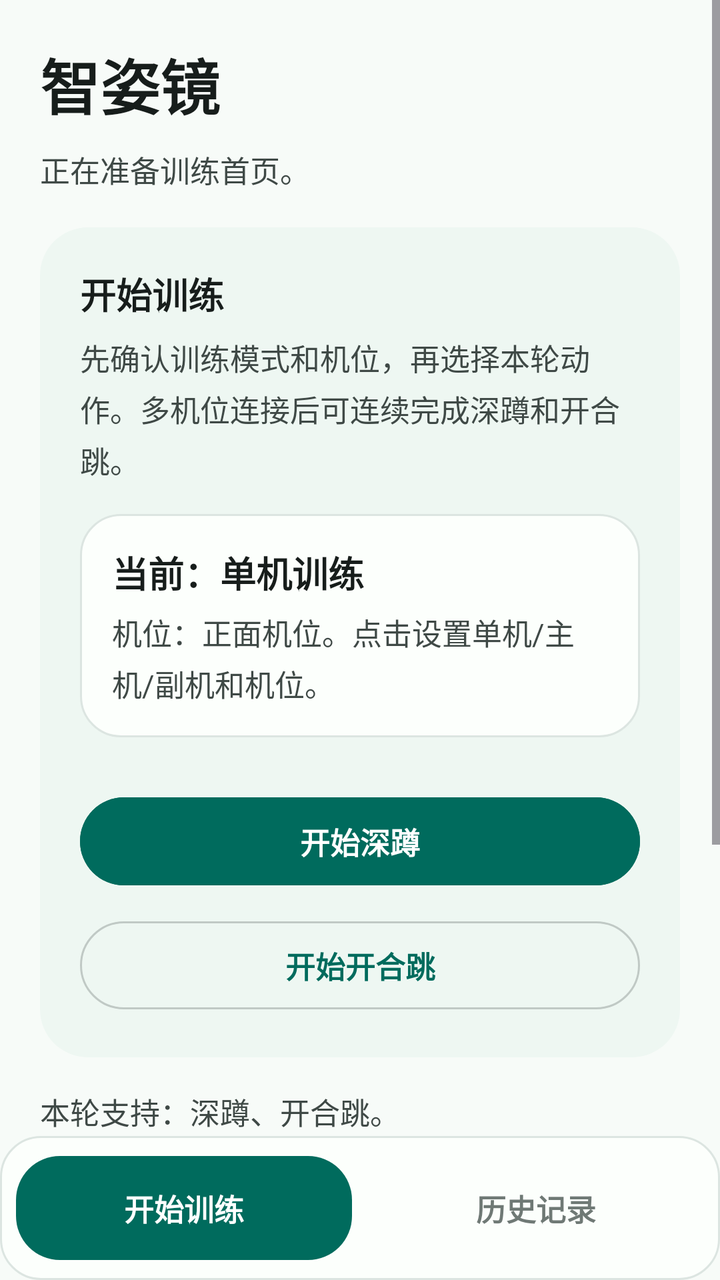
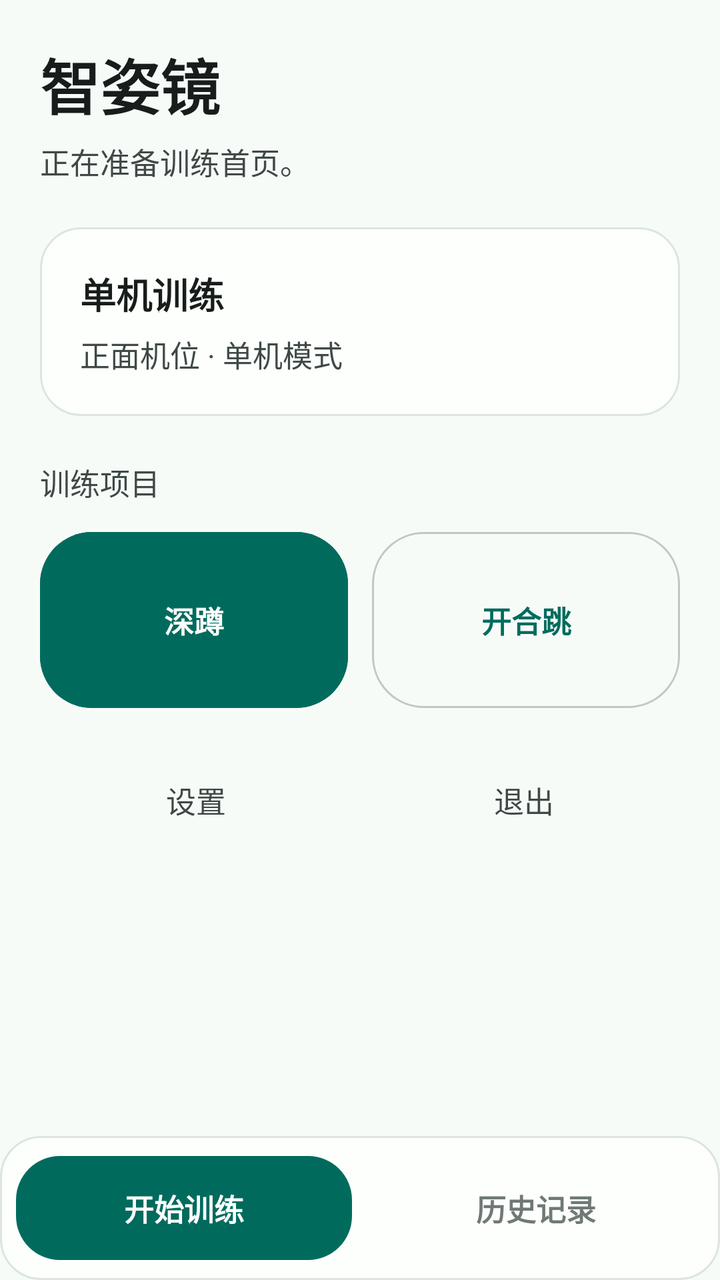

The first picture is an Android layout as it rendered before a commit; the second is the same layout after the commit. The layout source and the unified diff follow.
<!-- AndroidManifest.xml: application theme Theme.ZhiZiJing -->
<!-- res/layout/activity_main.xml -->
<?xml version="1.0" encoding="utf-8"?>
<LinearLayout xmlns:android="http://schemas.android.com/apk/res/android"
    xmlns:tools="http://schemas.android.com/tools"
    android:id="@+id/main"
    android:layout_width="match_parent"
    android:layout_height="match_parent"
    android:background="@color/zzj_background"
    android:orientation="vertical"
    tools:ignore="HardcodedText">

    <ScrollView
        android:layout_width="match_parent"
        android:layout_height="0dp"
        android:layout_weight="1"
        android:fillViewport="true">

        <LinearLayout
            android:layout_width="match_parent"
            android:layout_height="wrap_content"
            android:orientation="vertical"
            android:padding="20dp">

            <TextView
                android:id="@+id/appTitle"
                style="@style/ZzjPageTitle"
                android:text="智姿镜" />

            <TextView
                android:id="@+id/appSummary"
                style="@style/ZzjBodyText"
                android:layout_marginTop="10dp"
                android:text="正在准备训练首页。" />

            <LinearLayout
                android:id="@+id/trainingPanel"
                style="@style/ZzjCard"
                android:layout_marginTop="18dp"
                android:background="@drawable/bg_zzj_card_soft">

                <TextView
                    style="@style/ZzjSectionTitle"
                    android:text="开始训练" />

                <TextView
                    style="@style/ZzjBodyText"
                    android:layout_marginTop="8dp"
                    android:text="先确认训练模式和机位，再选择本轮动作。多机位连接后可连续完成深蹲和开合跳。" />

                <LinearLayout
                    android:id="@+id/modeCard"
                    android:layout_width="match_parent"
                    android:layout_height="wrap_content"
                    android:layout_marginTop="16dp"
                    android:background="@drawable/bg_zzj_card"
                    android:clickable="true"
                    android:focusable="true"
                    android:orientation="vertical"
                    android:padding="16dp">

                    <TextView
                        android:id="@+id/modeTitleText"
                        style="@style/ZzjSectionTitle"
                        android:text="当前：单机训练" />

                    <TextView
                        android:id="@+id/modeSummaryText"
                        style="@style/ZzjBodyText"
                        android:layout_marginTop="6dp"
                        android:text="机位：正面机位。点击设置单机/主机/副机和机位。" />
                </LinearLayout>

                <LinearLayout
                    android:id="@+id/hostActionPanel"
                    android:layout_width="match_parent"
                    android:layout_height="wrap_content"
                    android:layout_marginTop="14dp"
                    android:orientation="vertical">

                    <com.google.android.material.button.MaterialButton
                        android:id="@+id/startSquatButton"
                        style="@style/ZzjPrimaryButton"
                        android:text="开始深蹲" />

                    <com.google.android.material.button.MaterialButton
                        android:id="@+id/startJumpingJackButton"
                        style="@style/ZzjSecondaryButton"
                        android:text="开始开合跳" />
                </LinearLayout>

                <com.google.android.material.button.MaterialButton
                    android:id="@+id/startFollowerButton"
                    style="@style/ZzjPrimaryButton"
                    android:text="开始副机采集"
                    android:visibility="gone" />
            </LinearLayout>

            <TextView
                android:id="@+id/supportedActionsText"
                style="@style/ZzjBodyText"
                android:layout_marginTop="16dp"
                android:text="本轮支持：深蹲、开合跳。" />

            <TextView
                style="@style/ZzjBodyText"
                android:layout_marginTop="8dp"
                android:text="提示：验收演示建议先使用单机或主机的明确动作模式，不再依赖自动识别判断训练类型。" />

            <com.google.android.material.button.MaterialButton
                android:id="@+id/settingsButton"
                style="@style/ZzjTextButton"
                android:layout_marginTop="18dp"
                android:text="进入设置" />

            <com.google.android.material.button.MaterialButton
                android:id="@+id/logoutButton"
                style="@style/ZzjTextButton"
                android:text="退出登录" />
        </LinearLayout>
    </ScrollView>

    <LinearLayout
        android:id="@+id/mainTabBar"
        android:layout_width="match_parent"
        android:layout_height="72dp"
        android:background="@drawable/bg_zzj_card"
        android:gravity="center"
        android:orientation="horizontal"
        android:padding="8dp">

        <TextView
            android:id="@+id/startTab"
            android:layout_width="0dp"
            android:layout_height="52dp"
            android:layout_weight="1"
            android:background="@drawable/bg_zzj_tab_selected"
            android:gravity="center"
            android:text="开始训练"
            android:textColor="@color/zzj_on_primary"
            android:textSize="15sp"
            android:textStyle="bold" />

        <TextView
            android:id="@+id/historyTab"
            android:layout_width="0dp"
            android:layout_height="52dp"
            android:layout_marginStart="8dp"
            android:layout_weight="1"
            android:background="@drawable/bg_zzj_tab_unselected"
            android:gravity="center"
            android:text="历史记录"
            android:textColor="@color/zzj_text_muted"
            android:textSize="15sp"
            android:textStyle="bold" />
    </LinearLayout>
</LinearLayout>
<!-- resources referenced by this layout -->
<resources>
  <color name="zzj_background">#F7FBF8</color>
  <color name="zzj_on_primary">#FFFFFFFF</color>
  <color name="zzj_text_muted">#6F7975</color>
  <!-- drawable bg_zzj_card (drawable) -->
  <?xml version="1.0" encoding="utf-8"?>
  <shape xmlns:android="http://schemas.android.com/apk/res/android">
      <solid android:color="@color/zzj_surface" />
      <corners android:radius="20dp" />
      <stroke
          android:width="1dp"
          android:color="@color/zzj_border_soft" />
  </shape>
  <!-- drawable bg_zzj_card_soft (drawable) -->
  <?xml version="1.0" encoding="utf-8"?>
  <shape xmlns:android="http://schemas.android.com/apk/res/android">
      <solid android:color="@color/zzj_surface_container" />
      <corners android:radius="24dp" />
  </shape>
  <!-- drawable bg_zzj_tab_selected (drawable) -->
  <?xml version="1.0" encoding="utf-8"?>
  <shape xmlns:android="http://schemas.android.com/apk/res/android">
      <solid android:color="@color/zzj_primary" />
      <corners android:radius="22dp" />
  </shape>
  <!-- drawable bg_zzj_tab_unselected (drawable) -->
  <?xml version="1.0" encoding="utf-8"?>
  <shape xmlns:android="http://schemas.android.com/apk/res/android">
      <solid android:color="@android:color/transparent" />
      <corners android:radius="22dp" />
  </shape>
  <style name="ZzjBodyText">
          <item name="android:layout_width">match_parent</item>
          <item name="android:layout_height">wrap_content</item>
          <item name="android:lineSpacingExtra">4dp</item>
          <item name="android:textColor">@color/zzj_text_secondary</item>
          <item name="android:textSize">15sp</item>
          <item name="android:letterSpacing">0</item>
      </style>
  <style name="ZzjCard">
          <item name="android:layout_width">match_parent</item>
          <item name="android:layout_height">wrap_content</item>
          <item name="android:background">@drawable/bg_zzj_card</item>
          <item name="android:elevation">0dp</item>
          <item name="android:orientation">vertical</item>
          <item name="android:padding">20dp</item>
      </style>
  <style name="ZzjPageTitle">
          <item name="android:layout_width">match_parent</item>
          <item name="android:layout_height">wrap_content</item>
          <item name="android:textColor">@color/zzj_text_primary</item>
          <item name="android:textSize">30sp</item>
          <item name="android:textStyle">bold</item>
          <item name="android:letterSpacing">0</item>
      </style>
  <style name="ZzjSectionTitle">
          <item name="android:layout_width">match_parent</item>
          <item name="android:layout_height">wrap_content</item>
          <item name="android:textColor">@color/zzj_text_primary</item>
          <item name="android:textSize">18sp</item>
          <item name="android:textStyle">bold</item>
          <item name="android:letterSpacing">0</item>
      </style>
  <style name="Theme.ZhiZiJing" parent="Base.Theme.ZhiZiJing" />
  <color name="zzj_surface">#FCFFFC</color>
  <color name="zzj_border_soft">#DCE5E1</color>
  <color name="zzj_surface_container">#EEF7F2</color>
  <color name="zzj_primary">#006B5D</color>
  <color name="zzj_text_secondary">#3F4946</color>
  <color name="zzj_text_primary">#171D1B</color>
  <color name="zzj_primary_soft">#BDEFE3</color>
  <color name="zzj_on_primary_soft">#00201B</color>
  <color name="zzj_secondary">#4B635D</color>
  <color name="zzj_on_secondary">#FFFFFFFF</color>
  <color name="zzj_secondary_soft">#CDE8DF</color>
  <color name="zzj_accent">#8B5000</color>
  <color name="zzj_accent_soft">#FFDDB4</color>
  <color name="zzj_border">#C0C9C5</color>
  <color name="zzj_error">#BA1A1A</color>
  <color name="zzj_error_soft">#FFDAD6</color>
  <!-- unchanged entries left out for length: 4 -->
</resources>

<!-- the commit's change to res/layout/activity_main.xml (unified diff, before → after) -->
@@ -28,93 +28,101 @@
             <TextView
                 android:id="@+id/appSummary"
                 style="@style/ZzjBodyText"
-                android:layout_marginTop="10dp"
+                android:layout_marginTop="6dp"
                 android:text="正在准备训练首页。" />
 
             <LinearLayout
-                android:id="@+id/trainingPanel"
+                android:id="@+id/modeCard"
                 style="@style/ZzjCard"
-                android:layout_marginTop="18dp"
-                android:background="@drawable/bg_zzj_card_soft">
+                android:layout_marginTop="22dp"
+                android:clickable="true"
+                android:focusable="true">
 
                 <TextView
+                    android:id="@+id/modeTitleText"
                     style="@style/ZzjSectionTitle"
-                    android:text="开始训练" />
+                    android:text="单机训练" />
 
                 <TextView
+                    android:id="@+id/modeSummaryText"
                     style="@style/ZzjBodyText"
-                    android:layout_marginTop="8dp"
-                    android:text="先确认训练模式和机位，再选择本轮动作。多机位连接后可连续完成深蹲和开合跳。" />
+                    android:layout_marginTop="6dp"
+                    android:text="正面机位 · 单机模式" />
+            </LinearLayout>
 
-                <LinearLayout
-                    android:id="@+id/modeCard"
-                    android:layout_width="match_parent"
-                    android:layout_height="wrap_content"
-                    android:layout_marginTop="16dp"
-                    android:background="@drawable/bg_zzj_card"
-                    android:clickable="true"
-                    android:focusable="true"
-                    android:orientation="vertical"
-                    android:padding="16dp">
+            <TextView
+                android:id="@+id/supportedActionsText"
+                style="@style/ZzjBodyText"
+                android:layout_marginTop="22dp"
+                android:text="训练项目" />
 
-                    <TextView
-                        android:id="@+id/modeTitleText"
-                        style="@style/ZzjSectionTitle"
-                        android:text="当前：单机训练" />
-
-                    <TextView
-                        android:id="@+id/modeSummaryText"
-                        style="@style/ZzjBodyText"
-                        android:layout_marginTop="6dp"
-                        android:text="机位：正面机位。点击设置单机/主机/副机和机位。" />
-                </LinearLayout>
+            <LinearLayout
+                android:id="@+id/trainingPanel"
+                android:layout_width="match_parent"
+                android:layout_height="wrap_content"
+                android:layout_marginTop="10dp"
+                android:orientation="vertical">
 
                 <LinearLayout
                     android:id="@+id/hostActionPanel"
                     android:layout_width="match_parent"
                     android:layout_height="wrap_content"
-                    android:layout_marginTop="14dp"
-                    android:orientation="vertical">
+                    android:baselineAligned="false"
+                    android:orientation="horizontal">
 
                     <com.google.android.material.button.MaterialButton
                         android:id="@+id/startSquatButton"
                         style="@style/ZzjPrimaryButton"
-                        android:text="开始深蹲" />
+                        android:layout_width="0dp"
+                        android:layout_height="96dp"
+                        android:layout_marginTop="0dp"
+                        android:layout_marginEnd="6dp"
+                        android:layout_weight="1"
+                        android:text="深蹲" />
 
                     <com.google.android.material.button.MaterialButton
                         android:id="@+id/startJumpingJackButton"
                         style="@style/ZzjSecondaryButton"
-                        android:text="开始开合跳" />
+                        android:layout_width="0dp"
+                        android:layout_height="96dp"
+                        android:layout_marginStart="6dp"
+                        android:layout_marginTop="0dp"
+                        android:layout_weight="1"
+                        android:text="开合跳" />
                 </LinearLayout>
 
                 <com.google.android.material.button.MaterialButton
                     android:id="@+id/startFollowerButton"
                     style="@style/ZzjPrimaryButton"
-                    android:text="开始副机采集"
+                    android:layout_height="72dp"
+                    android:layout_marginTop="0dp"
+                    android:text="副机采集"
                     android:visibility="gone" />
             </LinearLayout>
 
-            <TextView
-                android:id="@+id/supportedActionsText"
-                style="@style/ZzjBodyText"
-                android:layout_marginTop="16dp"
-                android:text="本轮支持：深蹲、开合跳。" />
+            <LinearLayout
+                android:layout_width="match_parent"
+                android:layout_height="wrap_content"
+                android:layout_marginTop="18dp"
+                android:orientation="horizontal">
 
-            <TextView
-                style="@style/ZzjBodyText"
-                android:layout_marginTop="8dp"
-                android:text="提示：验收演示建议先使用单机或主机的明确动作模式，不再依赖自动识别判断训练类型。" />
+                <com.google.android.material.button.MaterialButton
+                    android:id="@+id/settingsButton"
+                    style="@style/ZzjTextButton"
+                    android:layout_width="0dp"
+                    android:layout_marginTop="0dp"
+                    android:layout_weight="1"
+                    android:text="设置" />
 
-            <com.google.android.material.button.MaterialButton
-                android:id="@+id/settingsButton"
-                style="@style/ZzjTextButton"
-                android:layout_marginTop="18dp"
-                android:text="进入设置" />
-
-            <com.google.android.material.button.MaterialButton
-                android:id="@+id/logoutButton"
-                style="@style/ZzjTextButton"
-                android:text="退出登录" />
+                <com.google.android.material.button.MaterialButton
+                    android:id="@+id/logoutButton"
+                    style="@style/ZzjTextButton"
+                    android:layout_width="0dp"
+                    android:layout_marginStart="8dp"
+                    android:layout_marginTop="0dp"
+                    android:layout_weight="1"
+                    android:text="退出" />
+            </LinearLayout>
         </LinearLayout>
     </ScrollView>
 
<!-- resource entries referenced after the edit -->
@@ -11,12 +11,6 @@
       <stroke
           android:width="1dp"
           android:color="@color/zzj_border_soft" />
-  </shape>
-  <!-- drawable bg_zzj_card_soft (drawable) -->
-  <?xml version="1.0" encoding="utf-8"?>
-  <shape xmlns:android="http://schemas.android.com/apk/res/android">
-      <solid android:color="@color/zzj_surface_container" />
-      <corners android:radius="24dp" />
   </shape>
   <!-- drawable bg_zzj_tab_selected (drawable) -->
   <?xml version="1.0" encoding="utf-8"?>
